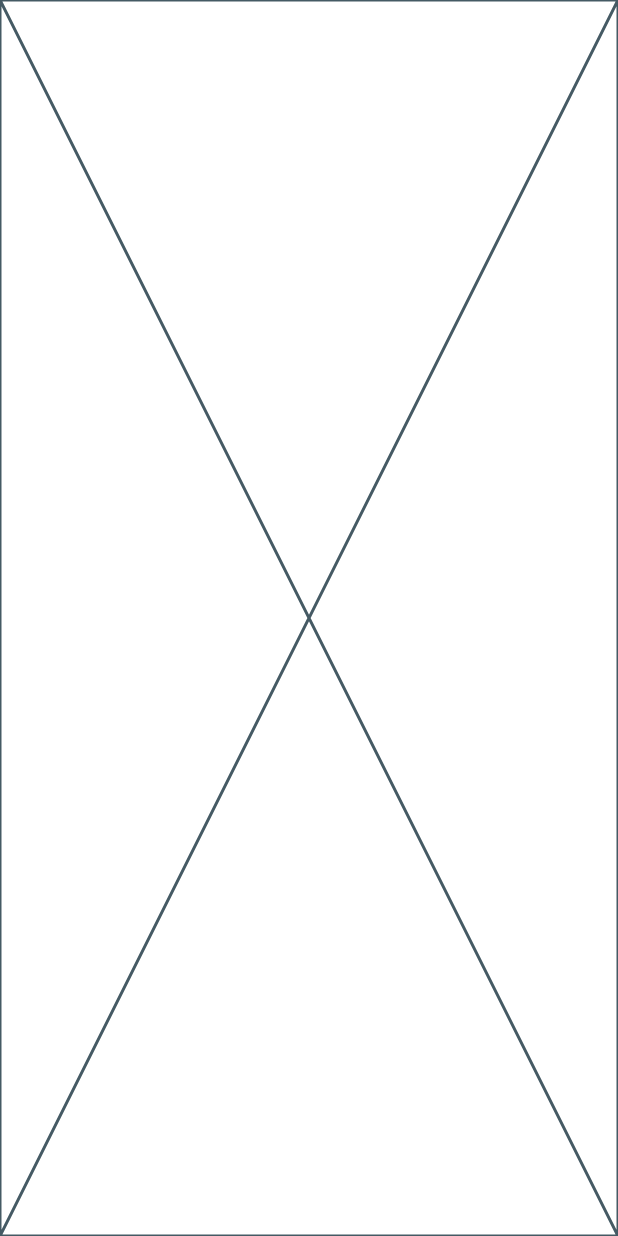
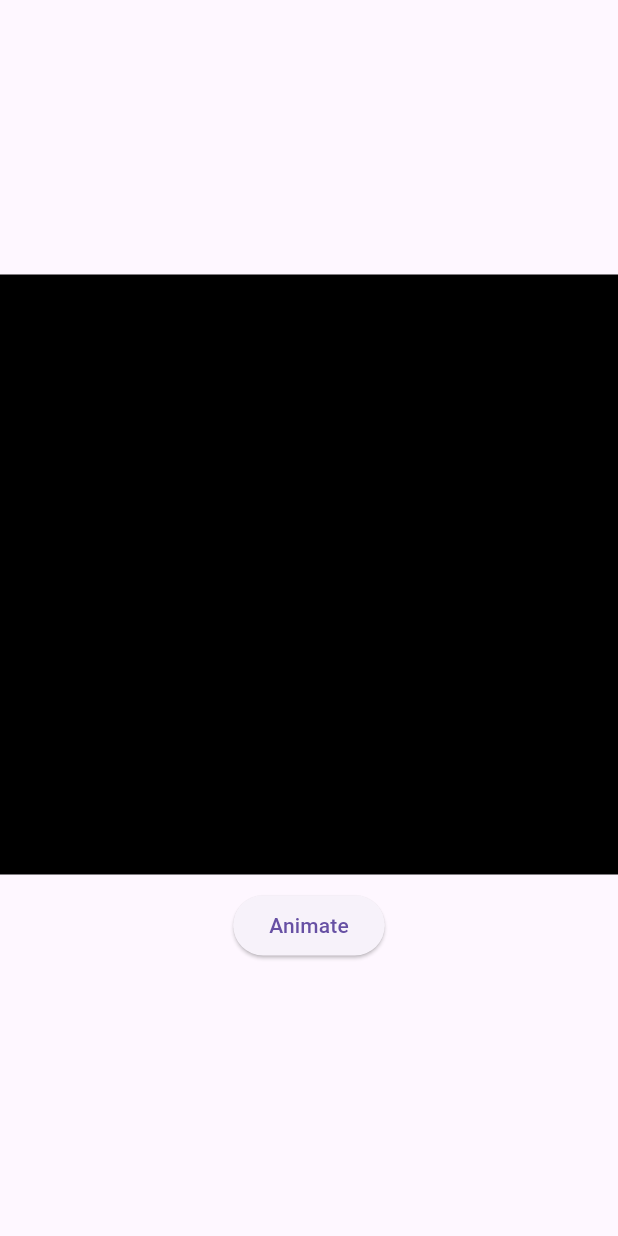
Before and after one commit to danyalyameen/Animations-Flutter, a Flutter app: the screen it shows after launch, on a phone screen of 412 x 824 dp. Run offline on Flutter 3.47's test engine with Material 3 defaults, Android fonts, the phone set to English and light mode, and no system bars.

Commit message:
Learn Some Implicit Animations

```diff
--- a/lib/Animations/Implicit Animations/implicit_animations.dart
+++ b/lib/Animations/Implicit Animations/implicit_animations.dart
@@ -1,10 +1,118 @@
 import 'package:flutter/material.dart';
 
-class ImplicitAnimations extends StatelessWidget {
+class ImplicitAnimations extends StatefulWidget {
   const ImplicitAnimations({super.key});
 
   @override
+  State<ImplicitAnimations> createState() => _ImplicitAnimationsState();
+}
+
+class _ImplicitAnimationsState extends State<ImplicitAnimations>
+    with SingleTickerProviderStateMixin {
+  bool isAnimate = false;
+  late AnimationController _controller;
+
+  @override
+  void initState() {
+    super.initState();
+    _controller = AnimationController(
+      vsync: this,
+      duration: Duration(seconds: 1), // Duration of the animation
+    );
+  }
+
+  @override
   Widget build(BuildContext context) {
-    return const Placeholder();
+    return Scaffold(
+      body: Center(
+        child: Column(
+          mainAxisAlignment: MainAxisAlignment.center,
+          children: [
+            // Animations
+            // AnimatedContainer(
+            //   duration: const Duration(seconds: 1),
+            //   width: isAnimate ? 200 : 100,
+            //   height: isAnimate ? 100 : 200,
+            //   color: isAnimate ? Colors.red : Colors.green,
+            // ),
+            // AnimatedAlign(
+            //   alignment:
+            //       isAnimate ? Alignment.centerRight : Alignment.centerLeft,
+            //   duration: const Duration(seconds: 1),
+            //   child: const FlutterLogo(
+            //     size: 100,
+            //   ),
+            // ),
+            // AnimatedCrossFade(
+            //   firstChild: Container(
+            //     color: Colors.blue,
+            //     width: 100,
+            //     height: 100,
+            //   ),
+            //   secondChild: Container(
+            //     color: Colors.yellow,
+            //     width: 100,
+            //     height: 100,
+            //   ),
+            //   crossFadeState: isAnimate
+            //       ? CrossFadeState.showFirst
+            //       : CrossFadeState.showSecond,
+            //   duration: const Duration(seconds: 1),
+            // ),
+            // AnimatedDefaultTextStyle(
+            //   duration: Duration(milliseconds: 300),
+            //   style: isAnimate
+            //       ? TextStyle(fontSize: 30, color: Colors.black)
+            //       : TextStyle(fontSize: 15, color: Colors.black),
+            //   child: Container(
+            //     color: Colors.yellow,
+            //     width: 100,
+            //     height: 100,
+            //     child: Text("Hello"),
+            //   ),
+            // ),
+            // Expanded(
+            //   child: AnimatedFractionallySizedBox(
+            //     duration: const Duration(seconds: 1),
+            //     widthFactor: isAnimate ? 0.5 : 0.2,
+            //     heightFactor: isAnimate ? 0.5 : 0.2,
+            //     child: Container(
+            //       color: Colors.yellow,
+            //       width: 100,
+            //       height: 100,
+            //     ),
+            //   ),
+            // ),
+            // AnimatedIcon(icon: AnimatedIcons.home_menu, progress: _controller),
+            SizedBox(
+              height: 400,
+              child: AnimatedModalBarrier(
+                color: Tween<Color>(begin: Colors.black, end: Colors.blue)
+                    .animate(_controller),
+              ),
+            ),
+            // For Spacing
+            const SizedBox(
+              height: 10,
+            ),
+            // Button
+            ElevatedButton(
+              onPressed: () {
+                setState(() {
+                  isAnimate = !isAnimate;
+                });
+                // setState(() {});
+                if (_controller.isCompleted) {
+                  _controller.reverse(); // Reverse the animation
+                } else {
+                  _controller.forward(); // Play the animation forward
+                }
+              },
+              child: const Text("Animate"),
+            ),
+          ],
+        ),
+      ),
+    );
   }
 }
--- a/lib/main.dart
+++ b/lib/main.dart
@@ -11,6 +11,7 @@ class MyApp extends StatelessWidget {
   @override
   Widget build(BuildContext context) {
     return MaterialApp(
+      debugShowCheckedModeBanner: false,
       home: ImplicitAnimations(),
     );
   }
```
Also changed, not shown: 125 other files.
